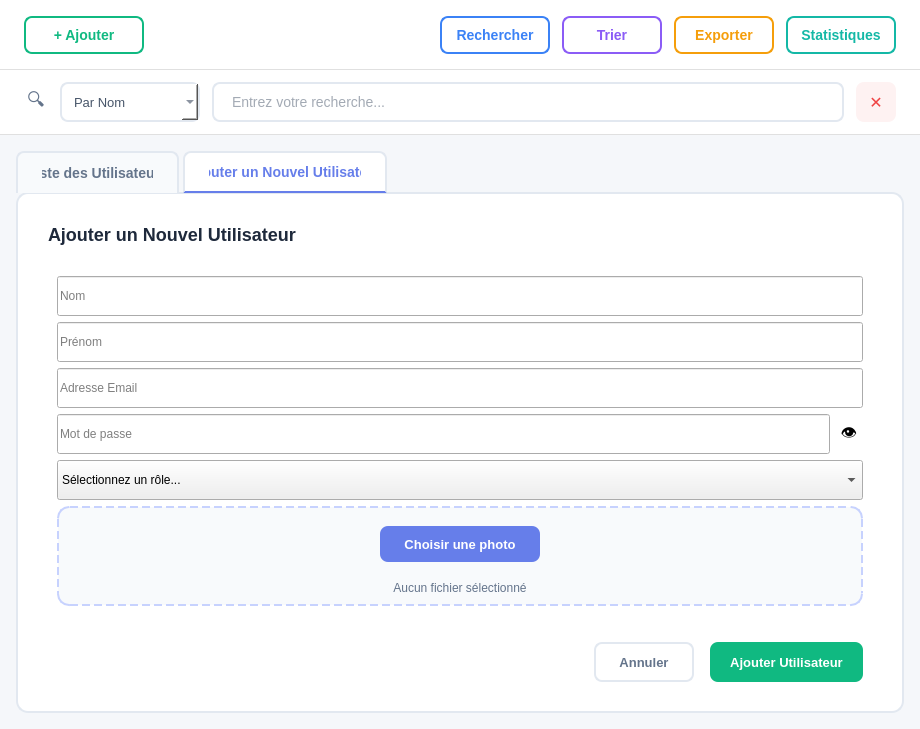
Above: users.ui from Mohamedrayenouerghui/Smart_Reaseach_Publication_Management before the change. Below: the same form after it.
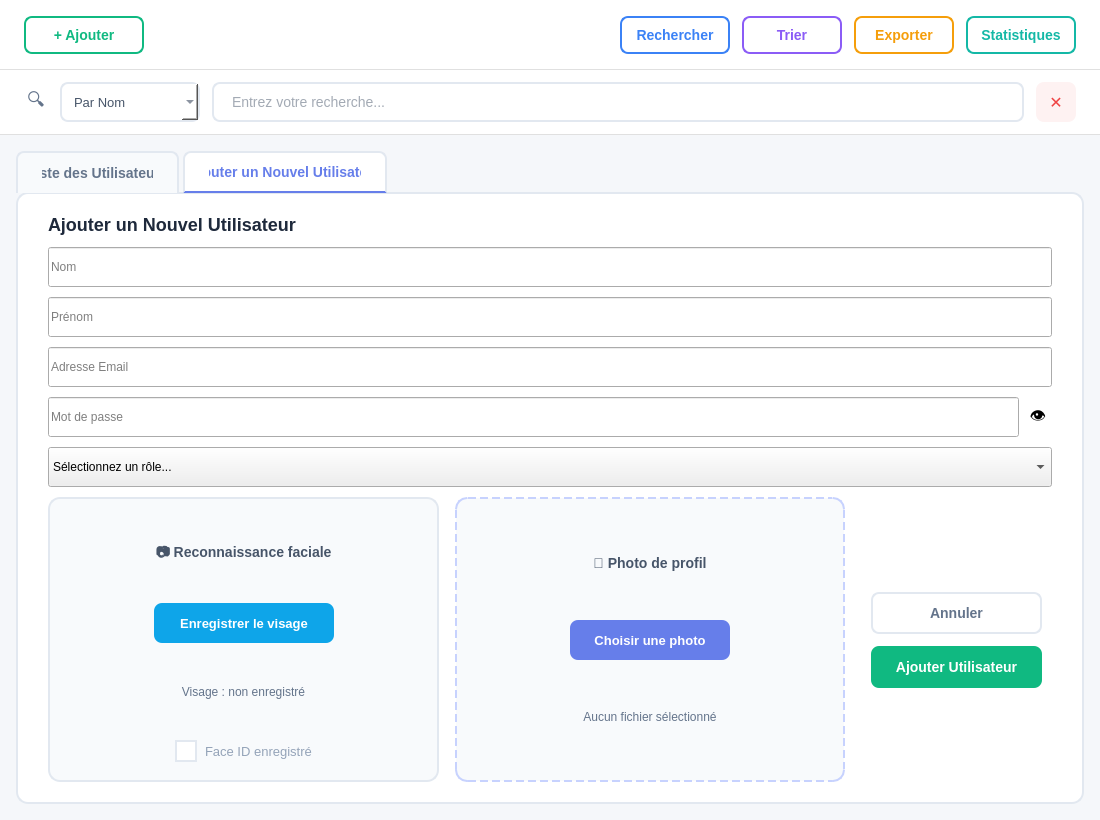
That is the form after the change.

Commit message: Add face authentication dialogs and update user management UI

```diff
--- a/users.ui
+++ b/users.ui
@@ -6,10 +6,22 @@
    <rect>
     <x>0</x>
     <y>0</y>
-    <width>920</width>
-    <height>729</height>
+    <width>1100</width>
+    <height>820</height>
    </rect>
   </property>
+  <property name="minimumSize">
+   <size>
+    <width>1000</width>
+    <height>720</height>
+   </size>
+  </property>
+  <property name="maximumSize">
+   <size>
+    <width>16777215</width>
+    <height>16777215</height>
+   </size>
+  </property>
   <property name="windowTitle">
    <string>Users</string>
   </property>
@@ -614,6 +626,21 @@
           <item>
            <widget class="QWidget" name="formWidgetUser" native="true">
             <layout class="QVBoxLayout" name="formLayoutUser">
+             <property name="spacing">
+              <number>10</number>
+             </property>
+             <property name="leftMargin">
+              <number>0</number>
+             </property>
+             <property name="topMargin">
+              <number>0</number>
+             </property>
+             <property name="rightMargin">
+              <number>0</number>
+             </property>
+             <property name="bottomMargin">
+              <number>0</number>
+             </property>
              <item>
               <widget class="QLineEdit" name="nomInput">
                <property name="minimumSize">
@@ -752,26 +779,257 @@
                </item>
               </widget>
              </item>
+
+             <!-- ================= NEW HORIZONTAL ROW: Face (left) | Photo (middle) | Buttons (right) ================= -->
+             <item>
+              <widget class="QWidget" name="mediaAndActionsRow" native="true">
+               <property name="minimumSize">
+                <size>
+                 <width>0</width>
+                 <height>180</height>
+                </size>
+               </property>
+               <property name="styleSheet">
+                <string notr="true">QWidget#mediaAndActionsRow { background-color: transparent; }</string>
+               </property>
+               <layout class="QHBoxLayout" name="mediaActionsLayout">
+                <property name="spacing">
+                 <number>16</number>
+                </property>
+                <property name="leftMargin">
+                 <number>0</number>
+                </property>
+                <property name="topMargin">
+                 <number>0</number>
+                </property>
+                <property name="rightMargin">
+                 <number>0</number>
+                </property>
+                <property name="bottomMargin">
+                 <number>0</number>
+                </property>
+
+                <!-- 1. Face Registration Widget (LEFT) -->
+                <item>
+                 <widget class="QWidget" name="faceRegistrationWidget" native="true">
+                  <property name="minimumSize">
+                   <size>
+                    <width>300</width>
+                    <height>160</height>
+                   </size>
+                  </property>
+                  <property name="styleSheet">
+                   <string notr="true">QWidget#faceRegistrationWidget {
+    background-color: #F8FAFC;
+    border: 2px solid #E2E8F0;
+    border-radius: 12px;
+}</string>
+                  </property>
+                  <layout class="QVBoxLayout" name="faceRegistrationLayout">
+                   <property name="spacing">
+                    <number>12</number>
+                   </property>
+                   <property name="leftMargin">
+                    <number>20</number>
+                   </property>
+                   <property name="topMargin">
+                    <number>20</number>
+                   </property>
+                   <property name="rightMargin">
+                    <number>20</number>
+                   </property>
+                   <property name="bottomMargin">
+                    <number>20</number>
+                   </property>
+                   <item>
+                    <widget class="QLabel" name="faceSectionTitle">
+                     <property name="styleSheet">
+                      <string notr="true">font-size: 14px; font-weight: 600; color: #475569; background: transparent;</string>
+                     </property>
+                     <property name="text">
+                      <string>📷 Reconnaissance faciale</string>
+                     </property>
+                     <property name="alignment">
+                      <set>Qt::AlignmentFlag::AlignCenter</set>
+                     </property>
+                    </widget>
+                   </item>
+                   <item>
+                    <layout class="QHBoxLayout" name="faceButtonLayout">
+                     <item>
+                      <spacer name="leftFaceSpacer">
+                       <property name="orientation">
+                        <enum>Qt::Orientation::Horizontal</enum>
+                       </property>
+                       <property name="sizeHint" stdset="0">
+                        <size>
+                         <width>40</width>
+                         <height>20</height>
+                        </size>
+                       </property>
+                      </spacer>
+                     </item>
+                     <item>
+                      <widget class="QPushButton" name="registerFaceButton">
+                       <property name="minimumSize">
+                        <size>
+                         <width>180</width>
+                         <height>40</height>
+                        </size>
+                       </property>
+                       <property name="maximumSize">
+                        <size>
+                         <width>220</width>
+                         <height>40</height>
+                        </size>
+                       </property>
+                       <property name="cursor">
+                        <cursorShape>PointingHandCursor</cursorShape>
+                       </property>
+                       <property name="styleSheet">
+                        <string notr="true">QPushButton {
+    background-color: #0EA5E9;
+    color: white;
+    border: none;
+    border-radius: 8px;
+    font-family: 'Segoe UI', sans-serif;
+    font-size: 13px;
+    font-weight: 600;
+    padding: 10px 20px;
+}
+QPushButton:hover {
+    background-color: #0284C7;
+}
+QPushButton:pressed {
+    background-color: #0369A1;
+}
+QPushButton:disabled {
+    background-color: #BAE6FD;
+    color: #7DD3FC;
+}</string>
+                       </property>
+                       <property name="text">
+                        <string>Enregistrer le visage</string>
+                       </property>
+                      </widget>
+                     </item>
+                     <item>
+                      <spacer name="rightFaceSpacer">
+                       <property name="orientation">
+                        <enum>Qt::Orientation::Horizontal</enum>
+                       </property>
+                       <property name="sizeHint" stdset="0">
+                        <size>
+                         <width>40</width>
+                         <height>20</height>
+                        </size>
+                       </property>
+                      </spacer>
+                     </item>
+                    </layout>
+                   </item>
+                   <item>
+                    <widget class="QLabel" name="faceStatusLabel">
+                     <property name="styleSheet">
+                      <string notr="true">font-size: 12px; color: #64748B; background: transparent;</string>
+                     </property>
+                     <property name="text">
+                      <string>Visage : non enregistré</string>
+                     </property>
+                     <property name="alignment">
+                      <set>Qt::AlignmentFlag::AlignCenter</set>
+                     </property>
+                    </widget>
+                   </item>
+                   <item>
+                    <layout class="QHBoxLayout" name="checkboxLayout">
+                     <item>
+                      <spacer name="leftCheckboxSpacer">
+                       <property name="orientation">
+                        <enum>Qt::Orientation::Horizontal</enum>
+                       </property>
+                       <property name="sizeHint" stdset="0">
+                        <size>
+                         <width>40</width>
+                         <height>20</height>
+                        </size>
+                       </property>
+                      </spacer>
+                     </item>
+                     <item>
+                      <widget class="QCheckBox" name="faceRegisteredCheckBox">
+                       <property name="enabled">
+                        <bool>false</bool>
+                       </property>
+                       <property name="styleSheet">
+                        <string notr="true">QCheckBox {
+    font-size: 13px;
+    color: #64748B;
+    background: transparent;
+    spacing: 8px;
+}
+QCheckBox::indicator {
+    width: 18px;
+    height: 18px;
+}
+QCheckBox::indicator:unchecked {
+    border: 2px solid #E2E8F0;
+    background-color: #FFFFFF;
+}
+QCheckBox::indicator:checked {
+    border: 2px solid #10B981;
+    background-color: #10B981;
+}
+QCheckBox:disabled {
+    color: #94A3B8;
+}</string>
+                       </property>
+                       <property name="text">
+                        <string>Face ID enregistré</string>
+                       </property>
+                       <property name="checked">
+                        <bool>false</bool>
+                       </property>
+                      </widget>
+                     </item>
+                     <item>
+                      <spacer name="rightCheckboxSpacer">
+                       <property name="orientation">
+                        <enum>Qt::Orientation::Horizontal</enum>
+                       </property>
+                       <property name="sizeHint" stdset="0">
+                        <size>
+                         <width>40</width>
+                         <height>20</height>
+                        </size>
+                       </property>
+                      </spacer>
+                     </item>
+                    </layout>
+                   </item>
+                  </layout>
+                 </widget>
+                </item>
+
+                <!-- 2. Photo Upload Widget (MIDDLE) -->
              <item>
               <widget class="QWidget" name="photoUploadWidget" native="true">
                <property name="minimumSize">
                 <size>
-                 <width>0</width>
-                 <height>120</height>
+                    <width>320</width>
+                    <height>160</height>
                 </size>
                </property>
                <property name="styleSheet">
                 <string notr="true">QWidget#photoUploadWidget {
-                 border: 2px dashed #C7D2FE;
-                 border-radius: 12px;
-                 background-color: #F8FAFC;
-                 /* C'est cette ligne qui empêche le chevauchement */
-                 margin-bottom: 20px;
-             }</string>
+    border: 2px dashed #C7D2FE;
+    border-radius: 12px;
+    background-color: #F8FAFC;
+}</string>
                </property>
                <layout class="QVBoxLayout" name="photoUploadLayout">
                 <property name="spacing">
-                 <number>8</number>
+                    <number>12</number>
                 </property>
                 <property name="leftMargin">
                  <number>20</number>
@@ -785,18 +1043,46 @@
                 <property name="bottomMargin">
                  <number>20</number>
                 </property>
-                <item alignment="Qt::AlignmentFlag::AlignHCenter">
+                   <item>
+                    <widget class="QLabel" name="photoSectionTitle">
+                     <property name="styleSheet">
+                      <string notr="true">font-size: 14px; font-weight: 600; color: #475569; background: transparent;</string>
+                     </property>
+                     <property name="text">
+                      <string>📁 Photo de profil</string>
+                     </property>
+                     <property name="alignment">
+                      <set>Qt::AlignmentFlag::AlignCenter</set>
+                     </property>
+                    </widget>
+                   </item>
+                   <item>
+                    <layout class="QHBoxLayout" name="photoButtonsLayout">
+                     <item>
+                      <spacer name="leftPhotoSpacer">
+                       <property name="orientation">
+                        <enum>Qt::Orientation::Horizontal</enum>
+                       </property>
+                       <property name="sizeHint" stdset="0">
+                        <size>
+                         <width>40</width>
+                         <height>20</height>
+                        </size>
+                       </property>
+                      </spacer>
+                     </item>
+                     <item>
                  <widget class="QPushButton" name="uploadPhotoButton">
                   <property name="minimumSize">
                    <size>
                     <width>160</width>
-                    <height>36</height>
+                         <height>40</height>
                    </size>
                   </property>
                   <property name="maximumSize">
                    <size>
-                    <width>160</width>
-                    <height>36</height>
+                         <width>200</width>
+                         <height>40</height>
                    </size>
                   </property>
                   <property name="cursor">
@@ -804,21 +1090,21 @@
                   </property>
                   <property name="styleSheet">
                    <string notr="true">QPushButton {
-                 background-color: #667eea;
-                 color: white;
-                 border: none;
-                 border-radius: 8px;
-                 font-family: 'Segoe UI', sans-serif;
-                 font-size: 13px;
-                 font-weight: 600;
-                 padding: 8px 16px;
-             }
-             QPushButton:hover {
-                 background-color: #5568d3;
-             }
-             QPushButton:pressed {
-                 background-color: #4c51bf;
-             }</string>
+    background-color: #667eea;
+    color: white;
+    border: none;
+    border-radius: 8px;
+    font-family: 'Segoe UI', sans-serif;
+    font-size: 13px;
+    font-weight: 600;
+    padding: 10px 16px;
+}
+QPushButton:hover {
+    background-color: #5568d3;
+}
+QPushButton:pressed {
+    background-color: #4c51bf;
+}</string>
                   </property>
                   <property name="text">
                    <string>Choisir une photo</string>
@@ -826,6 +1112,21 @@
                  </widget>
                 </item>
                 <item>
+                      <spacer name="rightPhotoSpacer">
+                       <property name="orientation">
+                        <enum>Qt::Orientation::Horizontal</enum>
+                       </property>
+                       <property name="sizeHint" stdset="0">
+                        <size>
+                         <width>40</width>
+                         <height>20</height>
+                        </size>
+                       </property>
+                      </spacer>
+                     </item>
+                    </layout>
+                   </item>
+                   <item>
                  <widget class="QLabel" name="photoFileNameLabel">
                   <property name="styleSheet">
                    <string notr="true">font-size: 12px;
@@ -842,37 +1143,43 @@
                </layout>
               </widget>
              </item>
+
+                <!-- 3. Button Widget (RIGHT) - now with vertical layout -->
              <item>
               <widget class="QWidget" name="buttonWidgetUser" native="true">
+                  <property name="minimumSize">
+                   <size>
+                    <width>140</width>
+                    <height>0</height>
+                   </size>
+                  </property>
                <property name="styleSheet">
-                <string notr="true">QWidget#buttonWidgetUser {
-                 background-color: transparent;
-             }</string>
-               </property>
-               <layout class="QHBoxLayout" name="buttonLayoutUser">
+                   <string notr="true">QWidget#buttonWidgetUser { background-color: transparent; }</string>
+                  </property>
+                  <layout class="QVBoxLayout" name="buttonLayoutUser">
                 <property name="spacing">
-                 <number>16</number>
+                    <number>12</number>
                 </property>
                 <property name="leftMargin">
-                 <number>0</number>
+                    <number>10</number>
                 </property>
                 <property name="topMargin">
                  <number>10</number>
                 </property>
                 <property name="rightMargin">
-                 <number>0</number>
+                    <number>10</number>
                 </property>
                 <property name="bottomMargin">
-                 <number>0</number>
+                    <number>10</number>
                 </property>
                 <item>
                  <spacer name="spacer">
                   <property name="orientation">
-                   <enum>Qt::Orientation::Horizontal</enum>
+                      <enum>Qt::Orientation::Vertical</enum>
                   </property>
                   <property name="sizeHint" stdset="0">
                    <size>
-                    <width>40</width>
+                       <width>20</width>
                     <height>20</height>
                    </size>
                   </property>
@@ -882,8 +1189,8 @@
                  <widget class="QPushButton" name="cancelButtonUser">
                   <property name="minimumSize">
                    <size>
-                    <width>100</width>
-                    <height>40</height>
+                       <width>120</width>
+                       <height>42</height>
                    </size>
                   </property>
                   <property name="cursor">
@@ -891,22 +1198,22 @@
                   </property>
                   <property name="styleSheet">
                    <string notr="true">QPushButton {
-                 background-color: transparent;
-                 color: #64748B;
-                 border: 2px solid #E2E8F0;
-                 border-radius: 8px;
-                 font-family: 'Segoe UI', sans-serif;
-                 font-size: 13px;
-                 font-weight: 600;
-                 padding: 8px 20px;
-             }
-             QPushButton:hover {
-                 background-color: #F8FAFC;
-                 border-color: #CBD5E1;
-             }
-             QPushButton:pressed {
-                 background-color: #F1F5F9;
-             }</string>
+    background-color: transparent;
+    color: #64748B;
+    border: 2px solid #E2E8F0;
+    border-radius: 8px;
+    font-family: 'Segoe UI', sans-serif;
+    font-size: 14px;
+    font-weight: 600;
+    padding: 10px 24px;
+}
+QPushButton:hover {
+    background-color: #F8FAFC;
+    border-color: #CBD5E1;
+}
+QPushButton:pressed {
+    background-color: #F1F5F9;
+}</string>
                   </property>
                   <property name="text">
                    <string>Annuler</string>
@@ -917,8 +1224,8 @@
                  <widget class="QPushButton" name="submitButtonUser">
                   <property name="minimumSize">
                    <size>
-                    <width>140</width>
-                    <height>40</height>
+                       <width>120</width>
+                       <height>42</height>
                    </size>
                   </property>
                   <property name="cursor">
@@ -926,30 +1233,48 @@
                   </property>
                   <property name="styleSheet">
                    <string notr="true">QPushButton {
-                 background-color: #10B981;
-                 color: white;
-                 border: none;
-                 border-radius: 8px;
-                 font-family: 'Segoe UI', sans-serif;
-                 font-size: 13px;
-                 font-weight: 600;
-                 padding: 8px 20px;
-             }
-             QPushButton:hover {
-                 background-color: #059669;
-             }
-             QPushButton:pressed {
-                 background-color: #047857;
-             }</string>
+    background-color: #10B981;
+    color: white;
+    border: none;
+    border-radius: 8px;
+    font-family: 'Segoe UI', sans-serif;
+    font-size: 14px;
+    font-weight: 600;
+    padding: 10px 24px;
+}
+QPushButton:hover {
+    background-color: #059669;
+}
+QPushButton:pressed {
+    background-color: #047857;
+}</string>
                   </property>
                   <property name="text">
                    <string>Ajouter Utilisateur</string>
                   </property>
                  </widget>
                 </item>
+                   <item>
+                    <spacer name="bottomButtonSpacer">
+                     <property name="orientation">
+                      <enum>Qt::Orientation::Vertical</enum>
+                     </property>
+                     <property name="sizeHint" stdset="0">
+                      <size>
+                       <width>20</width>
+                       <height>20</height>
+                      </size>
+                     </property>
+                    </spacer>
+                   </item>
                </layout>
               </widget>
              </item>
+               </layout>
+              </widget>
+             </item>
+             <!-- ================= END NEW ROW ================= -->
+
             </layout>
            </widget>
           </item>
```
Left out of the diff: 16 changed lines with no effect on the pictures. Lines whose indentation alone changed are shown as unchanged. The commit also changes 10 other files.
